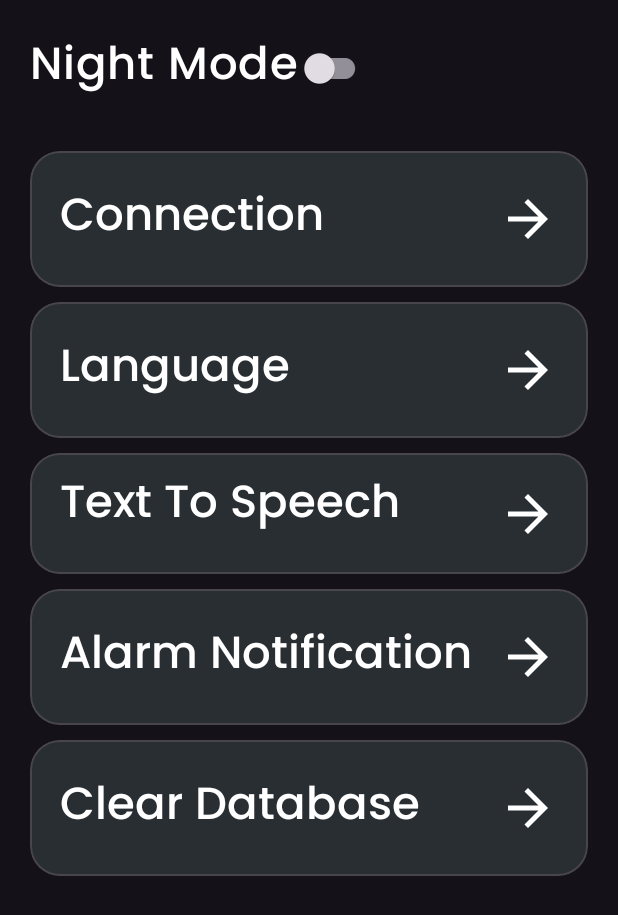
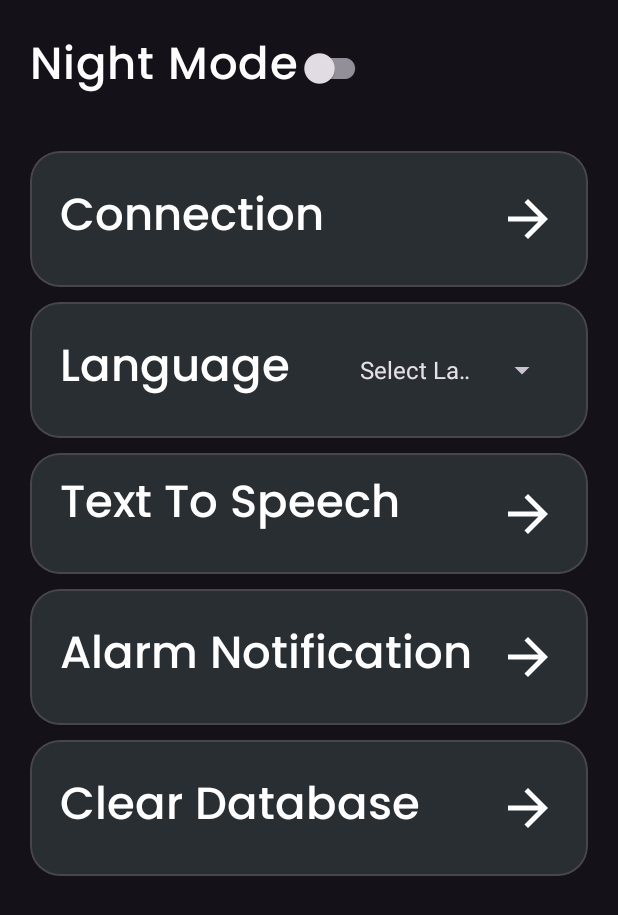
Before and after one commit to soCallmeAdityaKumar/Google-Developers-Community-Visualization-Tool, an Android app: the fragment Settings shown on its own in the app's theme, on a phone screen of 412 x 824 dp. Shown: the top 915 px of the screen. Run offline under Robolectric (Android 15) with nearby library versions, the phone set to English and light mode, and no system bars; network calls fail.

Commit message:
Added language Hindi

```diff
--- a/app/src/main/java/com/example/googledeveloperscommunityvisualisationtool/create/utility/model/ActionBuildCommandUtility.kt
+++ b/app/src/main/java/com/example/googledeveloperscommunityvisualisationtool/create/utility/model/ActionBuildCommandUtility.kt
@@ -152,7 +152,7 @@ object ActionBuildCommandUtility {
                 "</kml>" +
                 "' > " +
                 BASE_PATH +
-                "balloon.kml"
+                "bolloon.kml"
         Log.w(TAG_DEBUG, startCommand + description + imageCommand + videoCommand + endCommand)
         return startCommand + description + imageCommand + videoCommand + endCommand
     }
--- a/app/src/main/java/com/example/googledeveloperscommunityvisualisationtool/create/utility/model/ActionController.kt
+++ b/app/src/main/java/com/example/googledeveloperscommunityvisualisationtool/create/utility/model/ActionController.kt
@@ -329,6 +329,7 @@ private constructor() {
      */
     fun TourGDG(poi: POI, balloon: Balloon) {
         cleanFileKMLs(0)
+        buildCleanKMLs()
         sendBalloonTourGDG(balloon, null)
         sendPoiToLG(poi, null)
     }
--- a/app/src/main/java/com/example/googledeveloperscommunityvisualisationtool/fragments/gdgChapterDetails/TourGDGThread.kt
+++ b/app/src/main/java/com/example/googledeveloperscommunityvisualisationtool/fragments/gdgChapterDetails/TourGDGThread.kt
@@ -1,5 +1,6 @@
 package com.example.googledeveloperscommunityvisualisationtool.fragments.gdgChapterDetails
 
+import android.net.Uri
 import android.util.Log
 import android.view.View
 import android.widget.Button
@@ -11,6 +12,7 @@ import com.example.googledeveloperscommunityvisualisationtool.create.utility.mod
 import com.example.googledeveloperscommunityvisualisationtool.create.utility.model.poi.POICamera
 import com.example.googledeveloperscommunityvisualisationtool.create.utility.model.poi.POILocation
 import com.example.googledeveloperscommunityvisualisationtool.roomdatabase.GdgChapterCompleteDetails.ChapterEntity
+import java.net.URI
 import java.util.concurrent.atomic.AtomicBoolean
 
 class TourGDGThread internal constructor(
@@ -56,9 +58,9 @@ class TourGDGThread internal constructor(
         val poiCamera = POICamera(10.0, 0.0, 3000.0, "absolute", 4)
         val poi = POI().setPoiLocation(poiLocation).setPoiCamera(poiCamera)
         val balloon = Balloon()
-        val description = gdg.city + ", " + gdg.country
+        val description = gdg.city+","+ gdg.country+"\n"+gdg.membersNumber+"\n"+gdg.about
         balloon.setPoi(poi).setDescription(description)
-            .setImageUri(null).setImagePath(null).setVideoPath(null).setDuration(30)
+            .setImageUri(Uri.parse(gdg.banner.path)).setImagePath(null).setVideoPath(null).setDuration(30)
         actionController!!.TourGDG(poi, balloon)
     }
 
--- a/app/src/main/java/com/example/googledeveloperscommunityvisualisationtool/fragments/settings/Settings.kt
+++ b/app/src/main/java/com/example/googledeveloperscommunityvisualisationtool/fragments/settings/Settings.kt
@@ -1,18 +1,27 @@
 package com.example.googledeveloperscommunityvisualisationtool.fragments.settings
 
+import android.app.Activity
 import android.content.Context
+import android.content.Intent
 import android.content.SharedPreferences
+import android.content.res.Configuration
+import android.graphics.Bitmap.Config
 import androidx.lifecycle.ViewModelProvider
 import android.os.Bundle
 import androidx.fragment.app.Fragment
 import android.view.LayoutInflater
 import android.view.View
 import android.view.ViewGroup
+import android.widget.AdapterView
+import android.widget.ArrayAdapter
+import android.widget.Spinner
 import androidx.appcompat.app.AppCompatDelegate
 import androidx.navigation.fragment.findNavController
+import androidx.sqlite.db.SupportSQLiteOpenHelper
 import com.example.googledeveloperscommunityvisualisationtool.MainActivity
 import com.example.googledeveloperscommunityvisualisationtool.R
 import com.example.googledeveloperscommunityvisualisationtool.databinding.FragmentSettingsBinding
+import java.util.Locale
 
 class Settings : Fragment() {
 
@@ -20,12 +29,16 @@ class Settings : Fragment() {
     private lateinit var binding:FragmentSettingsBinding
     private lateinit var sharedPref:SharedPreferences
     private lateinit var prefEditor:SharedPreferences.Editor
+    private lateinit var arrayAdapter:ArrayAdapter<String>
+    private lateinit var languageList:List<String>
+    private lateinit var spinner: Spinner
     override fun onCreateView(
         inflater: LayoutInflater, container: ViewGroup?,
         savedInstanceState: Bundle?
     ): View? {
         binding=FragmentSettingsBinding.inflate(layoutInflater,container,false)
         val view=binding.root
+        spinner=binding.LanguageSpinner
 
         sharedPref=activity?.getSharedPreferences("Theme",Context.MODE_PRIVATE)!!
         prefEditor=sharedPref.edit()
@@ -59,7 +72,60 @@ class Settings : Fragment() {
 //                mainActivity.binding.drawerlayout.setBackgroundResource(R.drawable.dark_background)
             }
         }
+
+        languageList= listOf("Select Langauage","English","Hindi")
+        arrayAdapter=
+            ArrayAdapter(requireContext(),android.R.layout.simple_spinner_item,languageList)
+        arrayAdapter.setDropDownViewResource(android.R.layout.simple_spinner_dropdown_item)
+        spinner.adapter=arrayAdapter
+        spinner.setSelection(0)
+        spinner.onItemSelectedListener=object :AdapterView.OnItemSelectedListener{
+            override fun onItemSelected(
+                parent: AdapterView<*>?,
+                view: View?,
+                position: Int,
+                id: Long
+            ) {
+//                val selectedLanguageCode = getLanguageCodeFromPosition(position)
+//                LocaleHelper.setLocale(requireActivity(),selectedLanguageCode)
+                val selectedLanguage=parent!!.getItemAtPosition(position).toString()
+                if(selectedLanguage.equals("English")){
+                    LocaleHelper.setLocale(requireActivity(),selectedLanguage)
+                    startActivity(Intent(requireContext(),MainActivity::class.java))
+                }else if(selectedLanguage.equals("Hindi")){
+                    LocaleHelper.setLocale(requireActivity(),selectedLanguage)
+                    startActivity(Intent(requireContext(),MainActivity::class.java))
+                }
+            }
+
+            override fun onNothingSelected(parent: AdapterView<*>?) {
+                TODO("Not yet implemented")
+            }
+
+        }
+
+
         return view
+    }
+    object LocaleHelper{
+        fun setLocale(activity: Activity,languageCode:String){
+            val locale= Locale(languageCode)
+            Locale.setDefault(locale)
+            val configuration= Configuration()
+            configuration.setLocale(locale)
+            activity.baseContext.resources.updateConfiguration(configuration,activity.baseContext.resources.displayMetrics)
+//            activity.recreate()
+        }
+    }
+
+    private fun getLanguageCodeFromPosition(position: Int): String {
+        // Map the position to the corresponding language code
+        return when (position) {
+            0 -> "en" // English
+            1 -> "hi" // French
+            // Add more cases for other languages as needed
+            else -> "en" // Default to English
+        }
     }
 
     override fun onActivityCreated(savedInstanceState: Bundle?) {
--- /dev/null
+++ b/app/src/main/res/drawable/dropdown_dark.xml
@@ -0,0 +1,5 @@
+<vector android:height="24dp" android:tint="#000000"
+    android:viewportHeight="24" android:viewportWidth="24"
+    android:width="24dp" xmlns:android="http://schemas.android.com/apk/res/android">
+    <path android:fillColor="@android:color/white" android:pathData="M7,10l5,5 5,-5z"/>
+</vector>
--- a/app/src/main/res/layout/fragment_gdg_chapter_details.xml
+++ b/app/src/main/res/layout/fragment_gdg_chapter_details.xml
@@ -149,7 +149,7 @@
                         android:layout_width="match_parent"
                         android:layout_height="wrap_content"
                         android:layout_marginStart="20dp"
-                        android:layout_marginTop="10dp"
+                        android:layout_marginTop="20dp"
                         android:layout_marginEnd="20dp"
                         android:layout_marginBottom="20dp"
                         android:background="@drawable/glass_background"
--- a/app/src/main/res/layout/fragment_settings.xml
+++ b/app/src/main/res/layout/fragment_settings.xml
@@ -98,12 +98,11 @@
                 app:layout_constraintStart_toStartOf="parent"
                 app:layout_constraintTop_toTopOf="parent" />
 
-            <ImageView
-                android:id="@+id/SecondCardImageView"
-                android:layout_width="40dp"
+            <Spinner
+                android:id="@+id/LanguageSpinner"
+                android:layout_width="140dp"
                 android:layout_height="40dp"
                 android:layout_margin="10dp"
-                android:src="@drawable/forwardarrow"
                 app:layout_constraintBottom_toBottomOf="parent"
                 app:layout_constraintEnd_toEndOf="parent"
                 app:layout_constraintTop_toTopOf="parent" />
--- a/app/src/main/res/values/themes.xml
+++ b/app/src/main/res/values/themes.xml
@@ -20,5 +20,8 @@
         <item name="android:windowExitAnimation">@anim/slide_out_bottom</item>
     </style>
 
+    <style name="SpinnerTheme" parent="android:Widget.Spinner">
+        <item name="android:background">@drawable/spinner_background</item>
+    </style>
 
 </resources>
```
Also changed, not shown: app/src/main/java/com/example/googledeveloperscommunityvisualisationtool/fragments/settings/connection/connection.kt (+8 -0 lines), app/src/main/res/drawable/spinner_background.xml (added, +8 -0 lines), app/src/main/res/values/strings.xml (+8 -6 lines), 1 other file.
